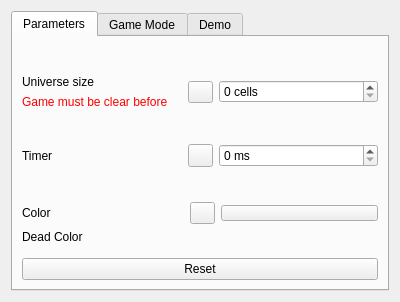
Kyross/GoL, file parametersdialog.ui: the form before one commit.
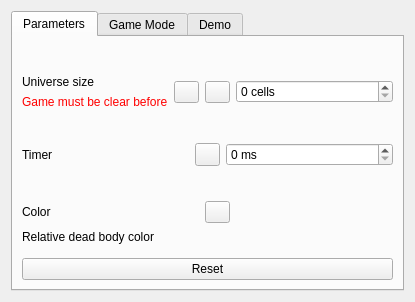
The form after the commit. Icons and pictures are not drawn.

The edit to the form file:
```diff
--- a/parametersdialog.ui
+++ b/parametersdialog.ui
@@ -6,7 +6,7 @@
    <rect>
     <x>0</x>
     <y>0</y>
-    <width>400</width>
+    <width>404</width>
     <height>300</height>
    </rect>
   </property>
@@ -18,6 +18,9 @@
     <normaloff>:/assets/i_params.png</normaloff>:/assets/i_params.png</iconset>
   </property>
   <layout class="QGridLayout" name="gridLayout_2">
+   <property name="sizeConstraint">
+    <enum>QLayout::SetMinimumSize</enum>
+   </property>
    <item row="1" column="0">
     <layout class="QGridLayout" name="gridLayout">
      <item row="0" column="0">
@@ -90,6 +93,26 @@
                </item>
               </layout>
              </item>
+             <item>
+              <widget class="QPushButton" name="clear_pushButton">
+               <property name="maximumSize">
+                <size>
+                 <width>25</width>
+                 <height>16777215</height>
+                </size>
+               </property>
+               <property name="text">
+                <string/>
+               </property>
+               <property name="icon">
+                <iconset resource="resources.qrc">
+                 <normaloff>:/assets/i_clear.png</normaloff>:/assets/i_clear.png</iconset>
+               </property>
+               <property name="autoDefault">
+                <bool>false</bool>
+               </property>
+              </widget>
+             </item>
              <item>
               <widget class="QPushButton" name="reset_universe_pushButton">
                <property name="maximumSize">
@@ -115,6 +138,12 @@
              </item>
              <item>
               <widget class="QSpinBox" name="universe_spinBox">
+               <property name="minimumSize">
+                <size>
+                 <width>157</width>
+                 <height>0</height>
+                </size>
+               </property>
                <property name="suffix">
                 <string> cells</string>
                </property>
@@ -249,6 +278,9 @@
                  <property name="autoDefault">
                   <bool>false</bool>
                  </property>
+                 <property name="flat">
+                  <bool>true</bool>
+                 </property>
                 </widget>
                </item>
               </layout>
@@ -260,15 +292,42 @@
              <item>
               <widget class="QLabel" name="label_7">
                <property name="text">
-                <string>Dead Color</string>
+                <string>Relative dead body color</string>
                </property>
               </widget>
              </item>
              <item>
-              <widget class="QLabel" name="color_dead_label">
+              <widget class="QPushButton" name="color_dead_pushButton">
+               <property name="minimumSize">
+                <size>
+                 <width>157</width>
+                 <height>0</height>
+                </size>
+               </property>
+               <property name="maximumSize">
+                <size>
+                 <width>157</width>
+                 <height>16</height>
+                </size>
+               </property>
+               <property name="focusPolicy">
+                <enum>Qt::NoFocus</enum>
+               </property>
                <property name="text">
                 <string/>
                </property>
+               <property name="iconSize">
+                <size>
+                 <width>175</width>
+                 <height>16</height>
+                </size>
+               </property>
+               <property name="autoDefault">
+                <bool>false</bool>
+               </property>
+               <property name="flat">
+                <bool>true</bool>
+               </property>
               </widget>
              </item>
             </layout>
```
Left out of the diff: 29 changed lines with no effect on the pictures.
